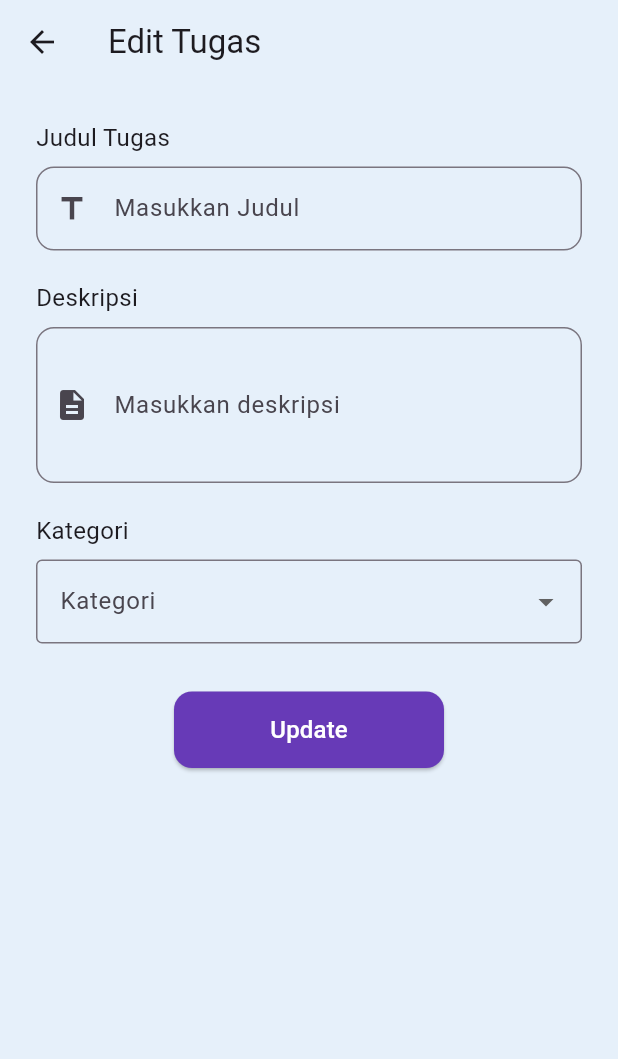
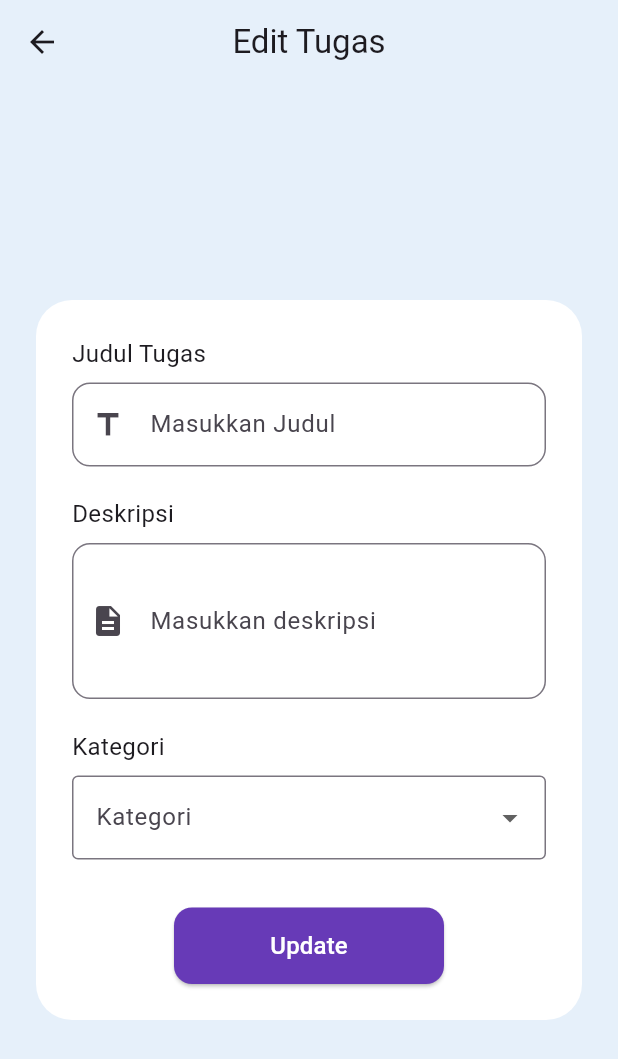
Before and after one commit to Dvonne-D-Thales/todolist, a Flutter app: the EditPageMobile screen opened directly with empty values, on a phone screen of 412 x 824 dp. Shown: the top 1059 px of the screen. Run offline on Flutter 3.47's test engine with Material 3 defaults, Android fonts, the phone set to English and light mode, and no system bars; our stand-ins replace get, google_fonts, shared_preferences, sqflite; accounts and stored records are empty.

```diff
--- a/lib/pages/edit_page.dart
+++ b/lib/pages/edit_page.dart
@@ -2,7 +2,7 @@ import 'package:flutter/material.dart';
 import 'package:get/get.dart';
 import 'package:todolist/controllers/responsive_controller.dart';
 import 'package:todolist/pages/mobile/edit_mobile_page.dart';
-import 'package:todolist/pages/widescreen/add_widescreen_page.dart';
+import 'package:todolist/pages/widescreen/edit_widescreen_page.dart';
 import 'package:todolist/models/todolist_model.dart';
 
 class EditPage extends StatelessWidget {
@@ -32,7 +32,7 @@ class EditPage extends StatelessWidget {
           final isMobile = responsiveController.isMobile.value;
           return isMobile
               ? EditPageMobile(todo: todo)
-              : AddWidescreenPage();
+              : EditPageWidescreen(todo: todo,);
         });
       },
     );
--- a/lib/pages/mobile/edit_mobile_page.dart
+++ b/lib/pages/mobile/edit_mobile_page.dart
@@ -26,10 +26,21 @@ class EditPageMobile extends StatelessWidget {
       backgroundColor: const Color.fromARGB(255, 230, 240, 250),
       appBar: AppBar(
         title: const Text("Edit Tugas"),
+        centerTitle: true,
         backgroundColor: const Color.fromARGB(255, 230, 240, 250),
+        elevation: 0,
       ),
-      body: SingleChildScrollView(
+      body: Center(
+        child: SingleChildScrollView(
+          padding: const EdgeInsets.symmetric(vertical: 40, horizontal: 24),
+          child: Container(
+            width: double.infinity,
+            constraints: const BoxConstraints(maxWidth: 500),
             padding: const EdgeInsets.all(24),
+            decoration: BoxDecoration(
+              color: Colors.white,
+              borderRadius: BorderRadius.circular(24),
+            ),
             child: Column(
               crossAxisAlignment: CrossAxisAlignment.start,
               children: [
@@ -75,12 +86,14 @@ class EditPageMobile extends StatelessWidget {
                     textColor: Colors.white,
                     onPressed: controller.saveTask,
                     borderRadius: 16,
-                elevation: 4,
+                    elevation: 3,
                   ),
                 ),
               ],
             ),
           ),
+        ),
+      ),
     );
   }
 }
--- a/lib/pages/widescreen/edit_widescreen_page.dart
+++ b/lib/pages/widescreen/edit_widescreen_page.dart
@@ -31,6 +31,8 @@ class EditPageWidescreen extends StatelessWidget {
         elevation: 0,
       ),
       body: Center(
+        child: SingleChildScrollView( // ✅ mencegah overflow vertikal
+          padding: const EdgeInsets.symmetric(vertical: 40),
           child: Container(
             width: MediaQuery.of(context).size.width * 0.7,
             constraints: const BoxConstraints(maxWidth: 900),
@@ -39,6 +41,7 @@ class EditPageWidescreen extends StatelessWidget {
               color: Colors.white,
               borderRadius: BorderRadius.circular(24),
             ),
+            child: IntrinsicHeight( // ✅ memastikan tinggi menyesuaikan konten
               child: Row(
                 crossAxisAlignment: CrossAxisAlignment.start,
                 children: [
@@ -109,6 +112,8 @@ class EditPageWidescreen extends StatelessWidget {
               ),
             ),
           ),
+        ),
+      ),
     );
   }
 }
```
Lines whose indentation alone changed are shown as unchanged.
